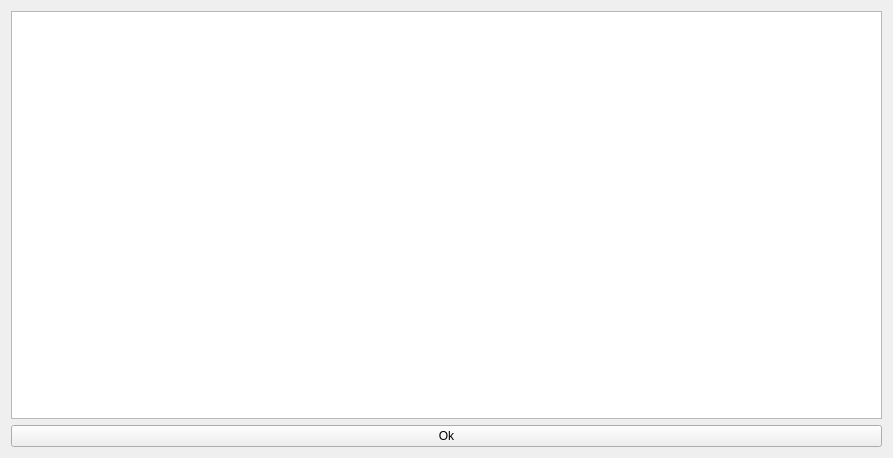
Qt form 068-QSqlQueryModel/mainwindow.ui (cicekozkan/QtExercise) before a commit.
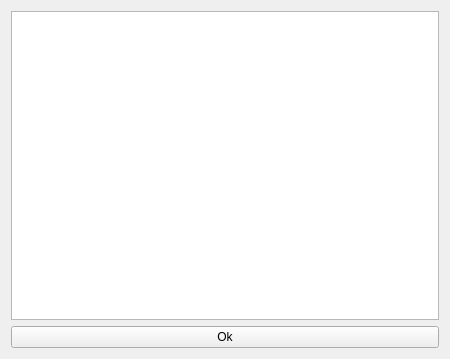
The same form after that commit.

Commit message: Change the password for localhost

What changed in the file:
```diff
--- a/068-QSqlQueryModel/mainwindow.ui
+++ b/068-QSqlQueryModel/mainwindow.ui
@@ -6,8 +6,8 @@
    <rect>
     <x>0</x>
     <y>0</y>
-    <width>893</width>
-    <height>458</height>
+    <width>450</width>
+    <height>359</height>
    </rect>
   </property>
   <property name="windowTitle">
```
The commit also changes 1 other file.
